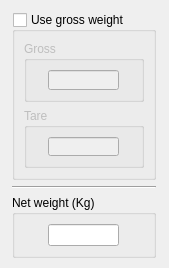
This is main_program/gui_interface_designs/weight_widget_design.ui in yimenhfeifei/josm-invoice as Qt 5 draws it before an edit. The edited form follows.
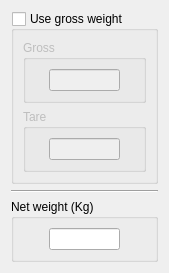
This is the edited form.

```diff
--- a/main_program/gui_interface_designs/weight_widget_design.ui
+++ b/main_program/gui_interface_designs/weight_widget_design.ui
@@ -19,15 +19,8 @@
   <property name="windowTitle">
    <string>Form</string>
   </property>
-  <widget class="QWidget" name="">
-   <property name="geometry">
-    <rect>
-     <x>12</x>
-     <y>12</y>
-     <width>144</width>
-     <height>246</height>
-    </rect>
-   </property>
+  <layout class="QVBoxLayout" name="verticalLayout_3">
+   <item>
    <layout class="QVBoxLayout" name="verticalLayout_2">
     <item>
      <widget class="QGroupBox" name="useGrossBox">
@@ -148,7 +141,8 @@
      </widget>
     </item>
    </layout>
-  </widget>
+   </item>
+  </layout>
  </widget>
  <resources/>
  <connections/>
```
Lines whose indentation alone changed are shown as unchanged.
